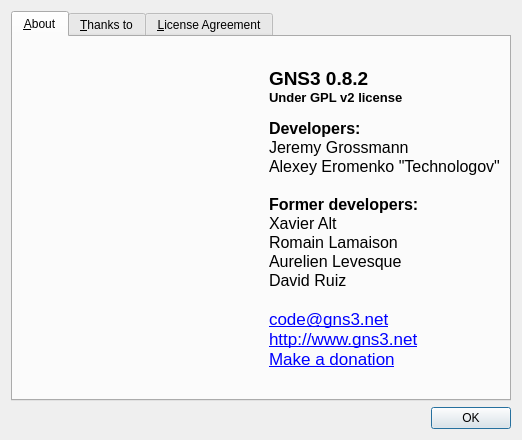
Old version of the form src/GNS3/Ui/Form_About.ui in the repository GNS3/gns3-legacy.
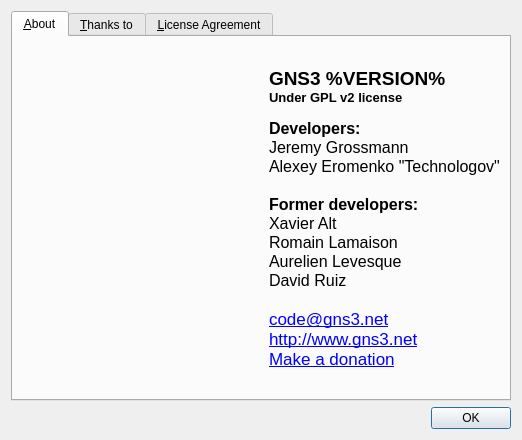
New version of the form. Icons and pictures are not drawn.

Commit message: Updates for py2app compilation + version number automatically added to About dialog

```diff
--- a/src/GNS3/Ui/Form_About.ui
+++ b/src/GNS3/Ui/Form_About.ui
@@ -71,7 +71,7 @@
 &lt;html&gt;&lt;head&gt;&lt;meta name=&quot;qrichtext&quot; content=&quot;1&quot; /&gt;&lt;style type=&quot;text/css&quot;&gt;
 p, li { white-space: pre-wrap; }
 &lt;/style&gt;&lt;/head&gt;&lt;body style=&quot; font-family:'Lucida Grande'; font-size:13pt; font-weight:400; font-style:normal;&quot;&gt;
-&lt;p style=&quot; margin-top:0px; margin-bottom:0px; margin-left:0px; margin-right:0px; -qt-block-indent:0; text-indent:0px;&quot;&gt;&lt;span style=&quot; font-family:'Sans Serif'; font-size:14pt; font-weight:600;&quot;&gt;GNS3 0.8.2&lt;/span&gt;&lt;/p&gt;
+&lt;p style=&quot; margin-top:0px; margin-bottom:0px; margin-left:0px; margin-right:0px; -qt-block-indent:0; text-indent:0px;&quot;&gt;&lt;span style=&quot; font-family:'Sans Serif'; font-size:14pt; font-weight:600;&quot;&gt;GNS3 %VERSION%&lt;/span&gt;&lt;/p&gt;
 &lt;p style=&quot; margin-top:0px; margin-bottom:0px; margin-left:0px; margin-right:0px; -qt-block-indent:0; text-indent:0px;&quot;&gt;&lt;span style=&quot; font-family:'Sans Serif'; font-size:10pt; font-weight:600;&quot;&gt;Under GPL v2 license&lt;/span&gt;&lt;/p&gt;
 &lt;p style=&quot;-qt-paragraph-type:empty; margin-top:0px; margin-bottom:0px; margin-left:0px; margin-right:0px; -qt-block-indent:0; text-indent:0px; font-family:'Sans Serif'; font-size:9pt; font-weight:600;&quot;&gt;&lt;/p&gt;
 &lt;p style=&quot; margin-top:0px; margin-bottom:0px; margin-left:0px; margin-right:0px; -qt-block-indent:0; text-indent:0px;&quot;&gt;&lt;span style=&quot; font-family:'Sans Serif'; font-size:12pt; font-weight:600;&quot;&gt;Developers:&lt;/span&gt;&lt;/p&gt;
```
Left out of the diff: 2 changed lines with no effect on the pictures. The commit also changes 10 other files.
